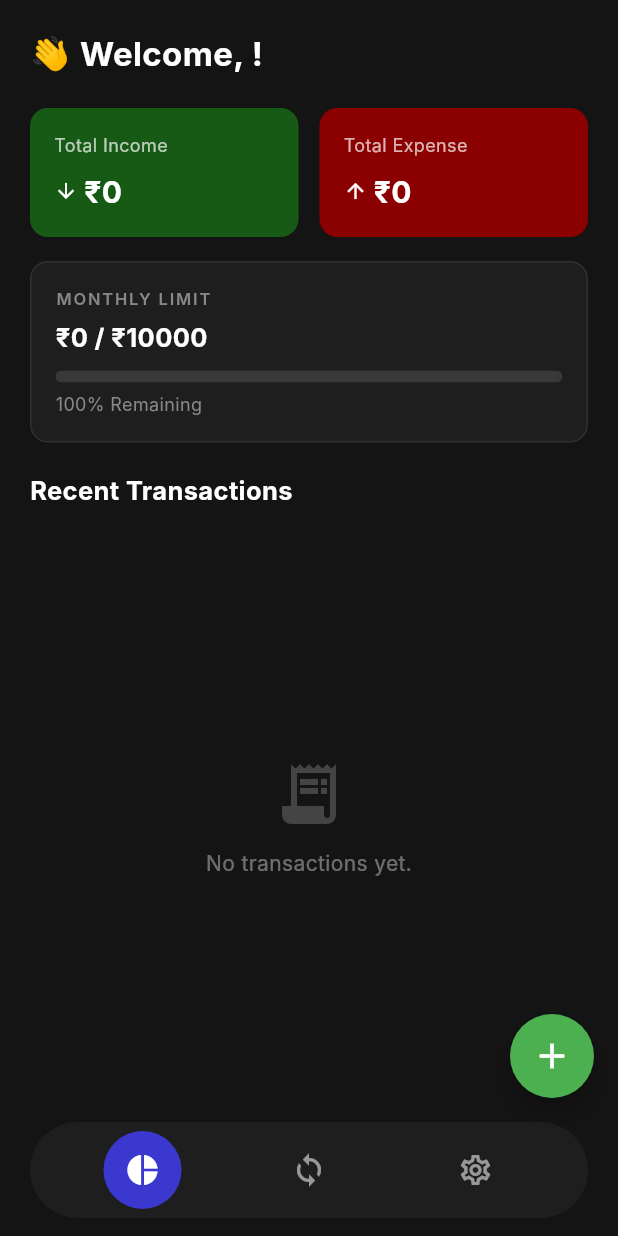
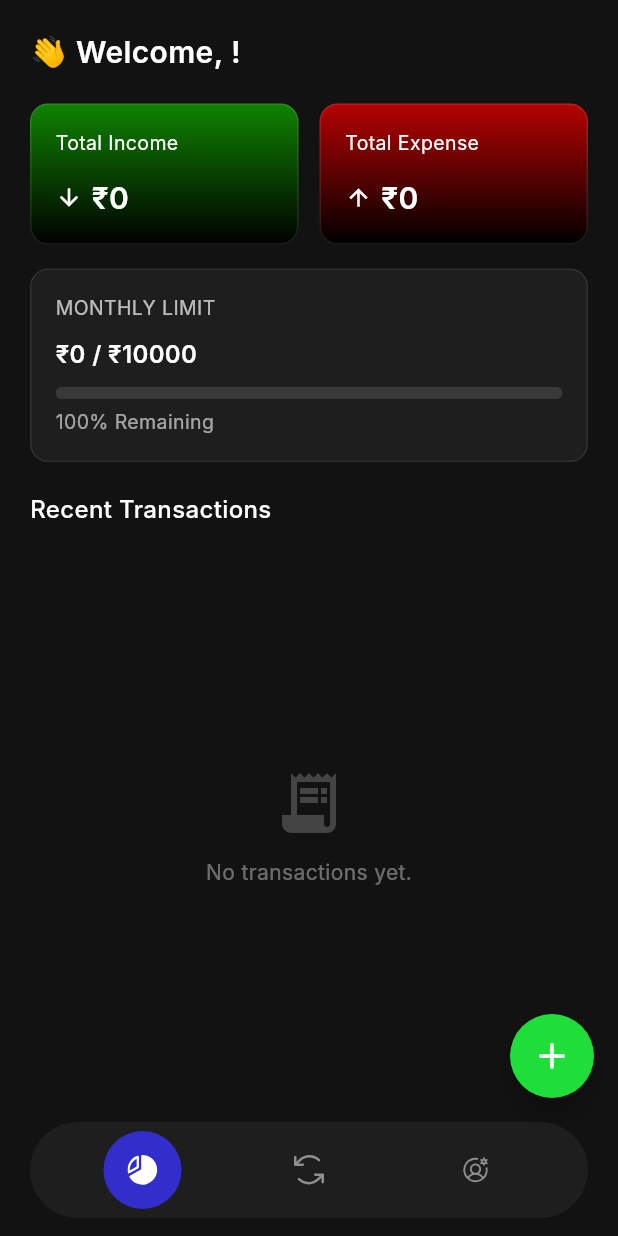
Before and after one commit to Sajinduglas/zybo_expense_manager, a Flutter app: the MainLayoutPage screen opened by its route, on a phone screen of 412 x 824 dp. Run offline on Flutter 3.47's test engine with Material 3 defaults, Android fonts, the phone set to English and light mode, and no system bars; our stand-ins replace dio, equatable, flutter_bloc, flutter_local_notifications, flutter_svg, get_it and 6 more; accounts and stored records are empty; Roboto replaces fonts that are missing (Inter).

Commit message:
home page work started

```diff
--- a/lib/config/theme/app_colors.dart
+++ b/lib/config/theme/app_colors.dart
@@ -20,7 +20,12 @@ class AppColors {
 
   static const Color onboardingBlue = Color(0xFF3B38D0);
   static const Color authBackground = Color(0xFF141414);
+  static const Color scafoldBackground = Color(0xFF121212);
   static const Color authFieldBackground = Color(0xFF2A2A2A);
   static const Color success = Color(0xFF34FF4C);
   static const Color disabledButton = Color(0xFF262626);
+  static const Color darkSurface = Color(0xFF1E1E1E);
+  static const Color green = Color(0xFF4CAF50);
+  static const Color incomeGreen = Color(0xFF0F8300);
+  static const Color expenseRed = Color(0xFFB50303);
 }
--- a/lib/config/theme/app_text_styles.dart
+++ b/lib/config/theme/app_text_styles.dart
@@ -92,4 +92,47 @@ class AppTextStyles {
     fontSize: 16.0,
     color: AppColors.white,
   );
+
+  // Home Screen Styles
+  static const TextStyle homeWelcome = TextStyle(
+    fontFamily: fontFamily,
+    fontWeight: FontWeight.w600,
+    fontSize: 20.0,
+    color: AppColors.white,
+  );
+
+  static const TextStyle homeCardTitle = TextStyle(
+    fontFamily: fontFamily,
+    fontWeight: FontWeight.w400,
+    fontSize: 13.0,
+    color: AppColors.white,
+  );
+
+  static const TextStyle homeCardAmount = TextStyle(
+    fontFamily: fontFamily,
+    fontWeight: FontWeight.w600,
+    fontSize: 20.0,
+    color: AppColors.white,
+  );
+
+  static const TextStyle homeSectionTitle = TextStyle(
+    fontFamily: fontFamily,
+    fontWeight: FontWeight.w500,
+    fontSize: 16.0,
+    color: AppColors.white,
+  );
+
+  static const TextStyle homeLimitLabel = TextStyle(
+    fontFamily: fontFamily,
+    fontWeight: FontWeight.w400,
+    fontSize: 13.0,
+    color: AppColors.white,
+  );
+
+  static const TextStyle homeLimitAmount = TextStyle(
+    fontFamily: fontFamily,
+    fontWeight: FontWeight.w600,
+    fontSize: 16.0,
+    color: AppColors.white,
+  );
 }
--- a/lib/features/home/presentation/pages/home_page.dart
+++ b/lib/features/home/presentation/pages/home_page.dart
@@ -7,6 +7,8 @@ import '../../../transactions/presentation/bloc/transaction_bloc.dart';
 import '../../../transactions/presentation/bloc/transaction_state.dart';
 import '../../../transactions/presentation/bloc/transaction_event.dart';
 import '../../../shared/presentation/widgets/app_shimmers.dart';
+import '../../../../config/theme/app_colors.dart';
+import '../../../../config/theme/app_text_styles.dart';
 
 class HomePage extends StatefulWidget {
   const HomePage({super.key});
@@ -67,11 +69,7 @@ class _HomePageState extends State<HomePage> {
                 padding: const EdgeInsets.symmetric(horizontal: 20, vertical: 20),
                 child: Text(
                   '👋 Welcome, $nickname!',
-                  style: const TextStyle(
-                    color: Colors.white,
-                    fontSize: 22,
-                    fontWeight: FontWeight.bold,
-                  ),
+                  style: AppTextStyles.homeWelcome,
                 ),
               ),
 
@@ -86,7 +84,7 @@ class _HomePageState extends State<HomePage> {
                           : _balanceCard(
                               title: 'Total Income',
                               amount: income,
-                          color: const Color(0xFF165A15),
+                              color: AppColors.incomeGreen,
                               icon: Icons.arrow_downward,
                             ),
                     ),
@@ -97,7 +95,7 @@ class _HomePageState extends State<HomePage> {
                           : _balanceCard(
                               title: 'Total Expense',
                               amount: expense,
-                          color: const Color(0xFF8B0000),
+                              color: AppColors.expenseRed,
                               icon: Icons.arrow_upward,
                             ),
                     ),
@@ -130,21 +128,16 @@ class _HomePageState extends State<HomePage> {
                     : Column(
                         crossAxisAlignment: CrossAxisAlignment.start,
                         children: [
-                          const Text(
+                          Text(
                             'MONTHLY LIMIT',
-                            style: TextStyle(
-                                color: Color(0xFF888888),
-                                fontSize: 11,
-                                letterSpacing: 1.2,
-                                fontWeight: FontWeight.w600),
+                            style: AppTextStyles.homeLimitLabel.copyWith(
+                              color: AppColors.white.withValues(alpha: 0.7),
                             ),
-                          const SizedBox(height: 6),
+                          ),
+                          const SizedBox(height: 10),
                           Text(
                             '₹${expense.toStringAsFixed(0)} / ₹${monthlyLimit.toStringAsFixed(0)}',
-                            style: const TextStyle(
-                                color: Colors.white,
-                                fontSize: 17,
-                                fontWeight: FontWeight.bold),
+                            style: AppTextStyles.homeLimitAmount,
                           ),
                           const SizedBox(height: 10),
                           ClipRRect(
@@ -161,7 +154,9 @@ class _HomePageState extends State<HomePage> {
                           const SizedBox(height: 6),
                           Text(
                             '$remaining% Remaining',
-                            style: const TextStyle(color: Color(0xFF888888), fontSize: 12),
+                            style: AppTextStyles.homeLimitLabel.copyWith(
+                              color: AppColors.white.withValues(alpha: 0.6),
+                            ),
                           ),
                         ],
                       ),
@@ -174,7 +169,7 @@ class _HomePageState extends State<HomePage> {
                 padding: EdgeInsets.symmetric(horizontal: 20),
                 child: Text(
                   'Recent Transactions',
-                  style: TextStyle(color: Colors.white, fontSize: 17, fontWeight: FontWeight.bold),
+                  style: AppTextStyles.homeSectionTitle,
                 ),
               ),
               const SizedBox(height: 12),
@@ -313,27 +308,31 @@ class _HomePageState extends State<HomePage> {
     return Container(
       padding: const EdgeInsets.all(16),
       decoration: BoxDecoration(
-        color: color,
+        gradient: LinearGradient(
+          begin: Alignment.topCenter,
+          end: Alignment.bottomCenter,
+          colors: [
+            color,
+            AppColors.black,
+          ],
+        ),
         borderRadius: BorderRadius.circular(12),
+        border: Border.all(color: AppColors.white.withValues(alpha: 0.1)),
       ),
       child: Column(
         mainAxisSize: MainAxisSize.min,
         crossAxisAlignment: CrossAxisAlignment.start,
         children: [
-          Text(title,
-              style: const TextStyle(color: Colors.white70, fontSize: 12)),
-          const SizedBox(height: 8),
+          Text(title, style: AppTextStyles.homeCardTitle),
+          const SizedBox(height: 12),
           Row(
             children: [
-              Icon(icon, color: Colors.white, size: 16),
-              const SizedBox(width: 4),
+              Icon(icon, color: AppColors.white, size: 18),
+              const SizedBox(width: 6),
               Flexible(
                 child: Text(
                   '₹${amount.toStringAsFixed(0)}',
-                  style: const TextStyle(
-                      color: Colors.white,
-                      fontSize: 20,
-                      fontWeight: FontWeight.bold),
+                  style: AppTextStyles.homeCardAmount,
                   overflow: TextOverflow.ellipsis,
                 ),
               ),
--- a/lib/features/shared/presentation/pages/main_layout_page.dart
+++ b/lib/features/shared/presentation/pages/main_layout_page.dart
@@ -1,4 +1,7 @@
 import 'package:flutter/material.dart';
+import 'package:flutter_svg/flutter_svg.dart';
+import 'package:zybo_expense_manager/config/theme/app_colors.dart';
+
 import '../../../home/presentation/pages/home_page.dart';
 import '../../../categories/presentation/pages/profile_settings_page.dart';
 import '../../../transactions/presentation/pages/add_transaction_sheet.dart';
@@ -14,14 +17,14 @@ class MainLayoutPage extends StatefulWidget {
 class _MainLayoutPageState extends State<MainLayoutPage> {
   int _currentIndex = 0;
 
-  static const Color _background = Color(0xFF141414);
-  static const Color _activeBlue = Color(0xFF3B38D0);
-  static const Color _navBg = Color(0xFF1E1E1E);
+  static const Color _activeBlue = AppColors.blue;
+  static const Color _navBg = AppColors.darkSurface;
+  static const Color _background = AppColors.scafoldBackground;
 
   // Pages
   final List<Widget> _pages = const [
-    HomePage(),          // index 0 – Home / Dashboard
-    TransactionsPage(),  // index 1 – All Transactions
+    HomePage(), // index 0 – Home / Dashboard
+    TransactionsPage(), // index 1 – All Transactions
     ProfileSettingsPage(), // index 2 – Profile & Settings
   ];
 
@@ -29,18 +32,15 @@ class _MainLayoutPageState extends State<MainLayoutPage> {
   Widget build(BuildContext context) {
     return Scaffold(
       backgroundColor: _background,
-      body: IndexedStack(
-        index: _currentIndex,
-        children: _pages,
-      ),
+      body: IndexedStack(index: _currentIndex, children: _pages),
 
       // FAB only on Home tab
       floatingActionButton: _currentIndex == 0
           ? FloatingActionButton(
               onPressed: () => AddTransactionSheet.show(context),
-              backgroundColor: const Color(0xFF4CAF50),
+              backgroundColor:Color(0xFF20DE39),
               shape: const CircleBorder(),
-              child: const Icon(Icons.add, color: Colors.white, size: 28),
+              child: const Icon(Icons.add, color: AppColors.white, size: 28),
             )
           : null,
 
@@ -59,9 +59,9 @@ class _MainLayoutPageState extends State<MainLayoutPage> {
             child: Row(
               mainAxisAlignment: MainAxisAlignment.spaceEvenly,
               children: [
-                _navItem(0, Icons.pie_chart, Icons.pie_chart_outline),
-                _navItem(1, Icons.sync, Icons.sync),
-                _navItem(2, Icons.settings, Icons.settings_outlined),
+                _navItem(0, 'bottom_nav_1'),
+                _navItem(1, 'bottom_nav_2'),
+                _navItem(2, 'bottom_nav_3'),
               ],
             ),
           ),
@@ -70,7 +70,20 @@ class _MainLayoutPageState extends State<MainLayoutPage> {
     );
   }
 
-  Widget _navItem(int index, IconData activeIcon, IconData inactiveIcon) {
+  Widget _svgIcon(
+    String assetName, {
+    Color color = AppColors.white,
+    double size = 22,
+  }) {
+    return SvgPicture.asset(
+      'assets/icons/$assetName.svg',
+      width: size,
+      height: size,
+      colorFilter: ColorFilter.mode(color, BlendMode.srcIn),
+    );
+  }
+
+  Widget _navItem(int index, String svgName) {
     final isActive = _currentIndex == index;
     return GestureDetector(
       onTap: () => setState(() => _currentIndex = index),
@@ -87,10 +100,14 @@ class _MainLayoutPageState extends State<MainLayoutPage> {
               color: isActive ? _activeBlue : Colors.transparent,
               shape: BoxShape.circle,
             ),
-            child: Icon(
-              isActive ? activeIcon : inactiveIcon,
-              color: isActive ? Colors.white : Colors.white54,
-              size: 24,
+            child: Center(
+              child: _svgIcon(
+                svgName,
+                color: isActive
+                    ? AppColors.white
+                    : AppColors.white.withValues(alpha: 0.5),
+                size: 20,
+              ),
             ),
           ),
         ),
--- a/pubspec.yaml
+++ b/pubspec.yaml
@@ -47,6 +47,7 @@ dependencies:
   shimmer: ^3.0.0
   get_it: ^9.2.1
   permission_handler: ^12.0.1
+  flutter_svg: ^2.2.4
 
 dev_dependencies:
   flutter_test:
@@ -73,6 +74,7 @@ flutter:
   # To add assets to your application, add an assets section, like this:
   assets:
     - assets/images/
+    - assets/icons/
   #   - images/a_dot_ham.jpeg
 
   # An image asset can refer to one or more resolution-specific "variants", see
```
Also changed, not shown: assets/icons/bottom_nav_1.svg (added), assets/icons/bottom_nav_2.svg (added), assets/icons/bottom_nav_3.svg (added), pubspec.lock. Lines whose indentation alone changed are shown as unchanged.
